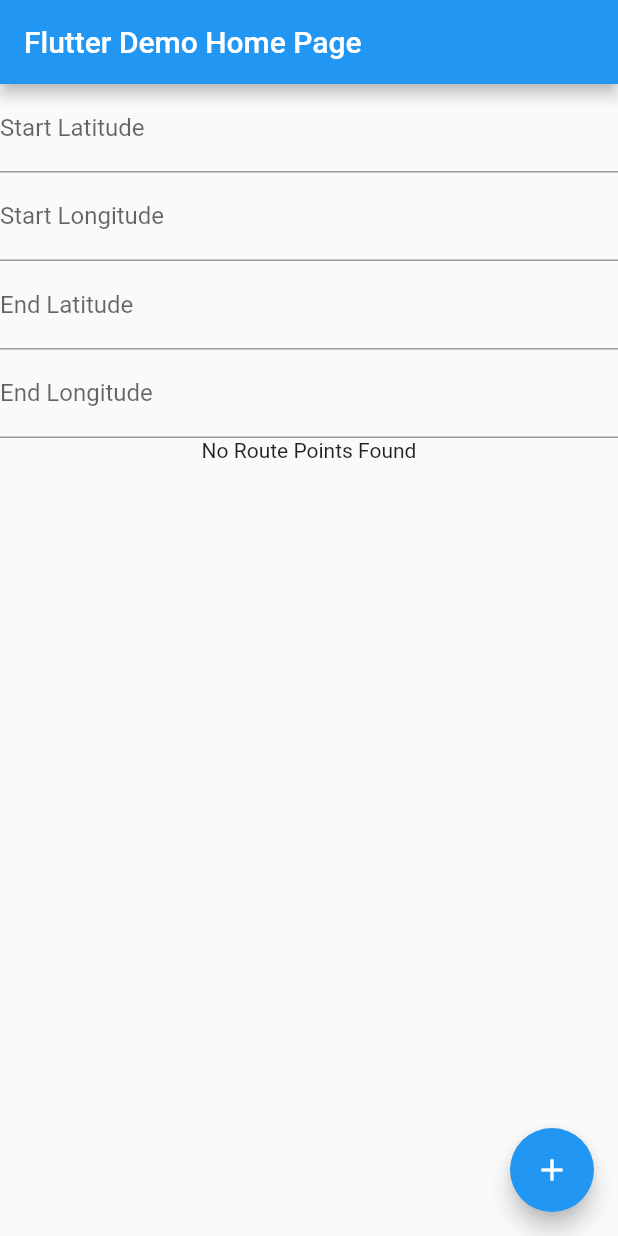
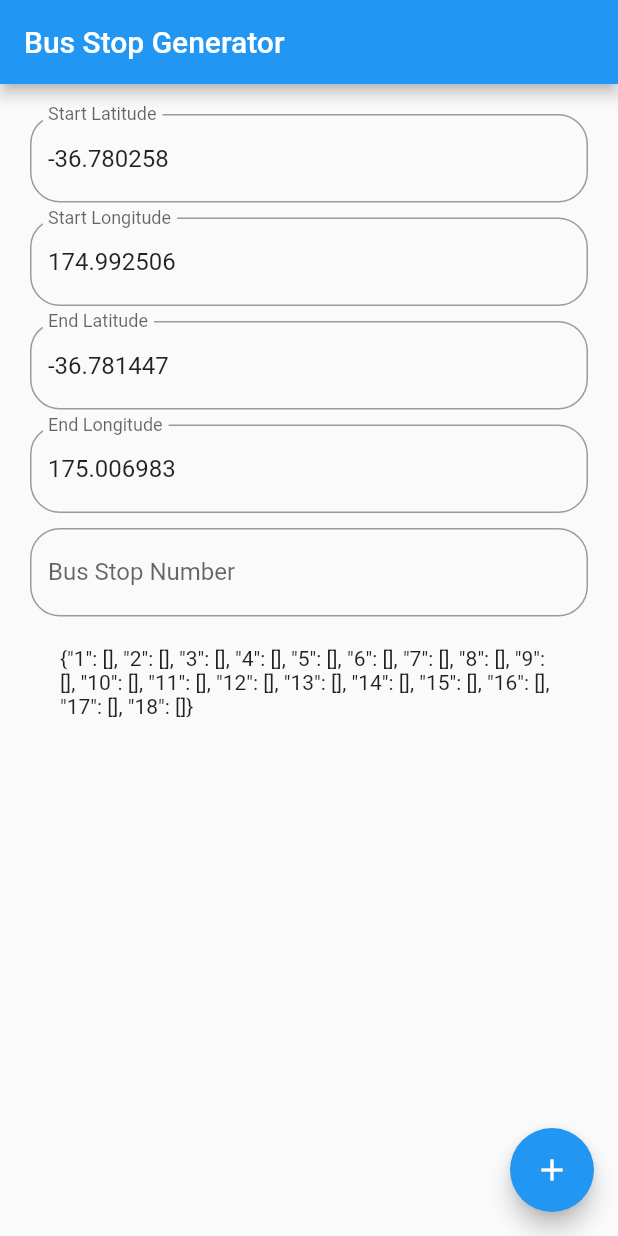
Before and after one commit to jasonchriscodes/VLRS-bus-route-generator, a Flutter app: the MyHomePage screen opened directly, after a tap on the "add" icon, on a phone screen of 412 x 824 dp. Run offline on Flutter 3.47's test engine with Material 2 defaults, Android fonts, the light colour scheme and no system bars; our stand-ins replace latlong2; missing offline and left inert: open_route_service.

Commit message:
chore: add bus stop number

```diff
--- a/lib/main.dart
+++ b/lib/main.dart
@@ -16,7 +16,7 @@
       theme: ThemeData(
         primarySwatch: Colors.blue,
       ),
-      home: const MyHomePage(title: 'Flutter Demo Home Page'),
+      home: const MyHomePage(title: 'Bus Stop Generator'),
     );
   }
 }
@@ -31,20 +31,24 @@
 }
 
 class _MyHomePageState extends State<MyHomePage> {
-  Future<List<Map<String, double>>> routePoints = Future.value([]);
-  final startLatController = TextEditingController();
-  final startLngController = TextEditingController();
-  final endLatController = TextEditingController();
-  final endLngController = TextEditingController();
+  Future<Map<String, List<Map<String, double>>>> routePoints = Future.value({});
+  int index = 1;
+  final startLatController = TextEditingController(text: '-36.780258');
+  final startLngController = TextEditingController(text: '174.992506');
+  final endLatController = TextEditingController(text: '-36.781447');
+  final endLngController = TextEditingController(text: '175.006983');
+  final indexController = TextEditingController();
+  final formKey = GlobalKey<FormState>();
 
   @override
   void initState() {
     super.initState();
+    generateKeyRoutePoints();
     generateRoute(
-      startLatitude: '51.1324',
-      startLongitude: '13.4145',
-      endLatitude: '51.1324',
-      endLongitude: '13.4145',
+      startLatitude: startLatController.text,
+      startLongitude: startLngController.text,
+      endLatitude: endLatController.text,
+      endLongitude: endLngController.text,
     );
   }
 
@@ -72,20 +76,14 @@
         .map((coordinate) => LatLng(coordinate.latitude, coordinate.longitude))
         .toList();
 
+    var routePointsValue = await this.routePoints;
+    print(routePointsValue['"1"']);
     List<Map<String, double>> data = [];
     for (var element in routePoints) {
-      data.add({'latitude': element.latitude, 'longitude': element.longitude});
+      data.add(
+          {'"latitude"': element.latitude, '"longitude"': element.longitude});
     }
-
-    print(data);
-    // String jsonData = jsonEncode(data);
-    // String filePath = '/path/ke/file.json';
-    // File file = File(filePath);
-    // file.writeAsString(jsonData);
-
-    setState(() {
-      this.routePoints = Future.value(data);
-    });
+    routePointsValue['"$index"'] = data;
   }
 
   @override
@@ -94,33 +92,87 @@
       appBar: AppBar(
         title: Text(widget.title),
       ),
-      body: Column(
+      body: Form(
+        key: formKey,
+        child: Container(
+          padding: const EdgeInsets.all(20),
+          child: SingleChildScrollView(
+            child: Column(
               children: [
+                _buildTextForm(
+                  controller: startLatController,
+                  labelText: 'Start Latitude',
+                  validator: (value) {
+                    if (value == null || value.isEmpty) {
+                      return 'Please enter a valid latitude';
+                    }
+                    if (double.tryParse(value) == null) {
+                      return 'Please enter a valid latitude';
+                    }
+                    return null;
+                  },
+                ),
+                const SizedBox(height: 10),
+                _buildTextForm(
+                  controller: startLngController,
+                  labelText: 'Start Longitude',
+                  validator: (value) {
+                    if (value == null || value.isEmpty) {
+                      return 'Please enter a valid longitude';
+                    }
+                    if (double.tryParse(value) == null) {
+                      return 'Please enter a valid longitude';
+                    }
+                    return null;
+                  },
+                ),
+                const SizedBox(height: 10),
+                _buildTextForm(
+                  controller: endLatController,
+                  labelText: 'End Latitude',
+                  validator: (value) {
+                    if (value == null || value.isEmpty) {
+                      return 'Please enter a valid latitude';
+                    }
+                    if (double.tryParse(value) == null) {
+                      return 'Please enter a valid latitude';
+                    }
+                    return null;
+                  },
+                ),
+                const SizedBox(height: 10),
+                _buildTextForm(
+                  controller: endLngController,
+                  labelText: 'End Longitude',
+                  validator: (value) {
+                    if (value == null || value.isEmpty) {
+                      return 'Please enter a valid longitude';
+                    }
+                    if (double.tryParse(value) == null) {
+                      return 'Please enter a valid longitude';
+                    }
+                    return null;
+                  },
+                ),
+                const SizedBox(height: 10),
                 TextFormField(
-            controller: startLatController,
+                  controller: indexController,
                   decoration: const InputDecoration(
-              labelText: 'Start Latitude',
+                    labelText: "Bus Stop Number",
+                    border: OutlineInputBorder(
+                      borderRadius: BorderRadius.all(Radius.circular(20)),
                     ),
                   ),
-          TextFormField(
-            controller: startLngController,
-            decoration: const InputDecoration(
-              labelText: 'Start Longitude',
+                  onChanged: (value) {
+                    setState(() {
+                      index = int.parse(value);
+                    });
+                    print(index.toString());
+                  },
                 ),
-          ),
-          TextFormField(
-            controller: endLatController,
-            decoration: const InputDecoration(
-              labelText: 'End Latitude',
-            ),
-          ),
-          TextFormField(
-            controller: endLngController,
-            decoration: const InputDecoration(
-              labelText: 'End Longitude',
-            ),
-          ),
-          FutureBuilder(
+                Padding(
+                  padding: const EdgeInsets.all(20),
+                  child: FutureBuilder(
                     future: routePoints,
                     builder: (context, snapshot) {
                       if (snapshot.connectionState == ConnectionState.waiting) {
@@ -138,23 +190,64 @@
                           child: Text('No Route Points Found'),
                         );
                       }
-              return SelectableText(snapshot.data.toString());
+                      return SelectableText(
+                        snapshot.data.toString(),
+                      );
                     },
+                  ),
                 ),
               ],
             ),
+          ),
+        ),
+      ),
       floatingActionButton: FloatingActionButton(
         onPressed: () {
+          if (formKey.currentState!.validate()) {
             generateRoute(
               startLatitude: startLatController.text,
               startLongitude: startLngController.text,
               endLatitude: endLatController.text,
               endLongitude: endLngController.text,
-          );
+            ).then((value) {
+              // startLatController.clear();
+              // startLngController.clear();
+              // endLatController.clear();
+              // endLngController.clear();
+              setState(() {
+                index++;
+              });
+            });
+          }
         },
         tooltip: 'Increment',
         child: const Icon(Icons.add),
       ),
     );
   }
+
+  TextFormField _buildTextForm({
+    TextEditingController? controller,
+    String? labelText,
+    String? Function(String?)? validator,
+  }) {
+    return TextFormField(
+      controller: controller,
+      decoration: InputDecoration(
+        labelText: labelText,
+        border: const OutlineInputBorder(
+          borderRadius: BorderRadius.all(Radius.circular(20)),
+        ),
+      ),
+      validator: validator,
+    );
   }
+
+  void generateKeyRoutePoints() async {
+    Map<String, List<Map<String, double>>>? routePointsValue =
+        await routePoints;
+    for (var i = 1; i < 19; i++) {
+      routePointsValue['"$i"'] = [];
+    }
+  }
+}
```
Lines whose indentation alone changed are shown as unchanged.
